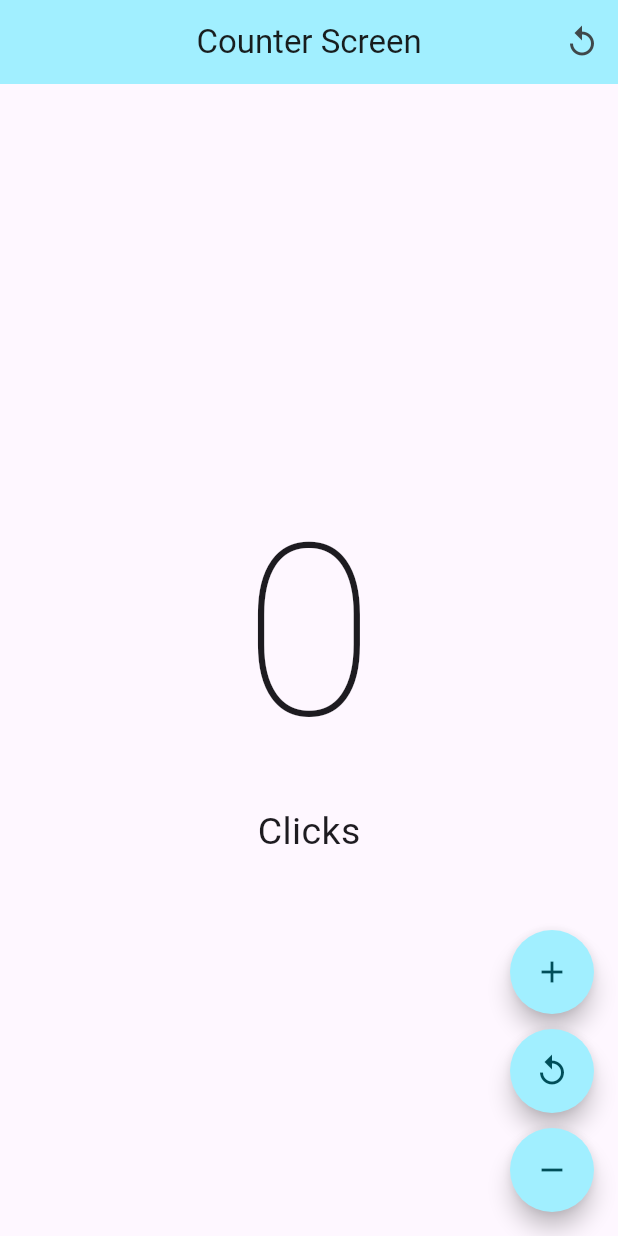
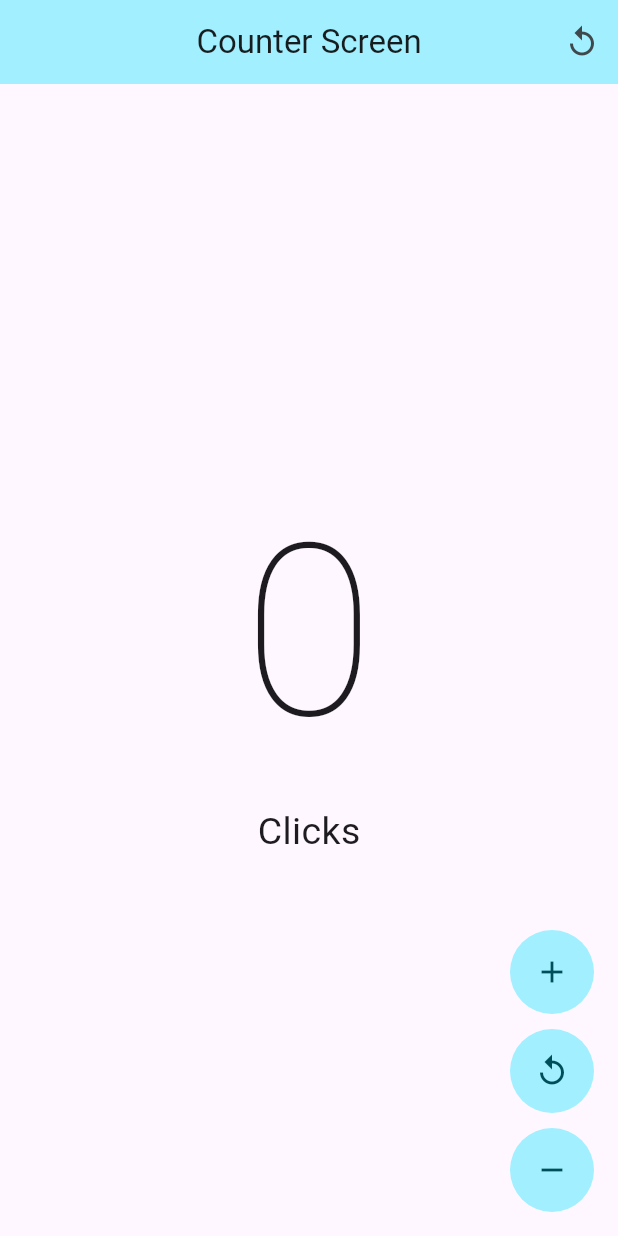
Before and after one commit to eacardenase/flutter-op-counter, a Flutter app: the screen it shows after launch, after a tap on the "add" icon, after a tap on the "remove" icon, on a phone screen of 412 x 824 dp. Run offline on Flutter 3.47's test engine with Material 3 defaults, Android fonts, the phone set to English and light mode, and no system bars.

Commit message:
refactor: extract custom floating button

```diff
--- a/lib/presentation/screens/counter/counter_screen.dart
+++ b/lib/presentation/screens/counter/counter_screen.dart
@@ -28,9 +28,7 @@ class _CounterScreenState extends State<CounterScreen> {
 
   void _decreaseCounter() {
     setState(() {
-      if (_clickCounter > 0) {
-        _clickCounter--;
-      }
+      if (_clickCounter > 0) _clickCounter--;
     });
   }
 
@@ -70,25 +68,34 @@ class _CounterScreenState extends State<CounterScreen> {
       floatingActionButton: Column(
         mainAxisAlignment: MainAxisAlignment.end,
         children: [
-          FloatingActionButton(
-            onPressed: _incrementCounter,
-            shape: const CircleBorder(),
-            child: const Icon(Icons.add),
-          ),
+          CustomButton(onPressed: _incrementCounter, icon: Icons.add),
           const SizedBox(height: 10),
-          FloatingActionButton(
-            onPressed: _resetCounter,
-            shape: const CircleBorder(),
-            child: const Icon(Icons.replay),
-          ),
+          CustomButton(onPressed: _resetCounter, icon: Icons.replay),
           const SizedBox(height: 10),
-          FloatingActionButton(
-            onPressed: _decreaseCounter,
-            shape: const CircleBorder(),
-            child: const Icon(Icons.remove),
-          ),
+          CustomButton(onPressed: _decreaseCounter, icon: Icons.remove),
         ],
       ),
     );
   }
 }
+
+class CustomButton extends StatelessWidget {
+  const CustomButton({
+    super.key,
+    required this.onPressed,
+    required this.icon,
+  });
+
+  final void Function() onPressed;
+  final IconData icon;
+
+  @override
+  Widget build(BuildContext context) {
+    return FloatingActionButton(
+      onPressed: onPressed,
+      elevation: 0,
+      shape: const CircleBorder(),
+      child: Icon(icon),
+    );
+  }
+}
```
